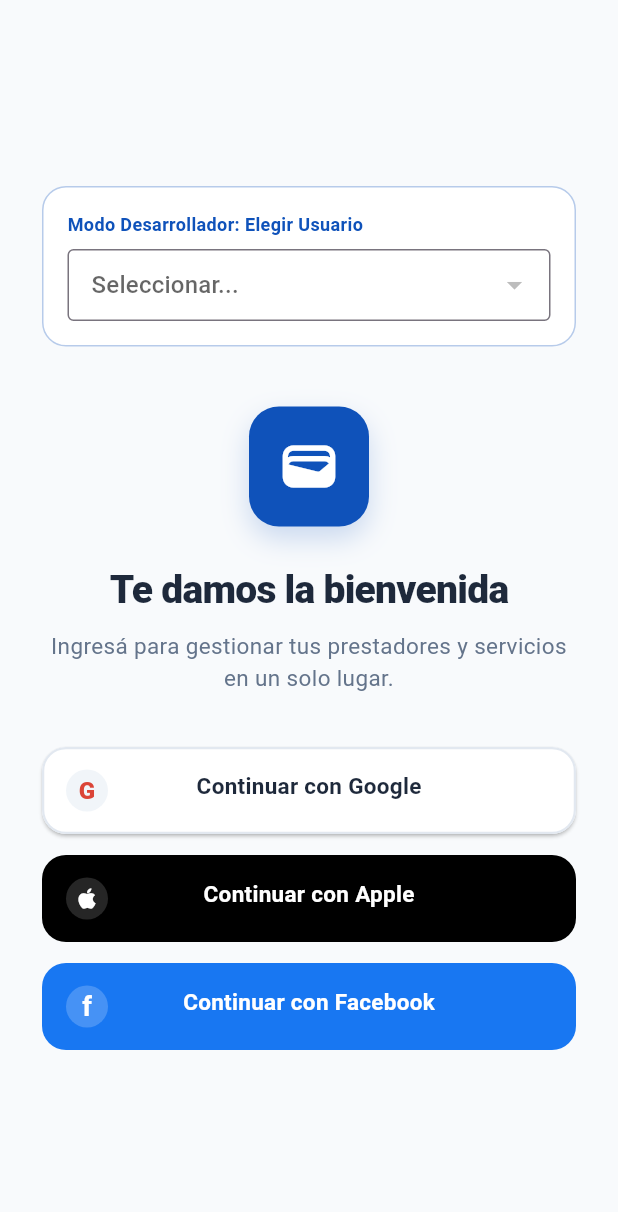
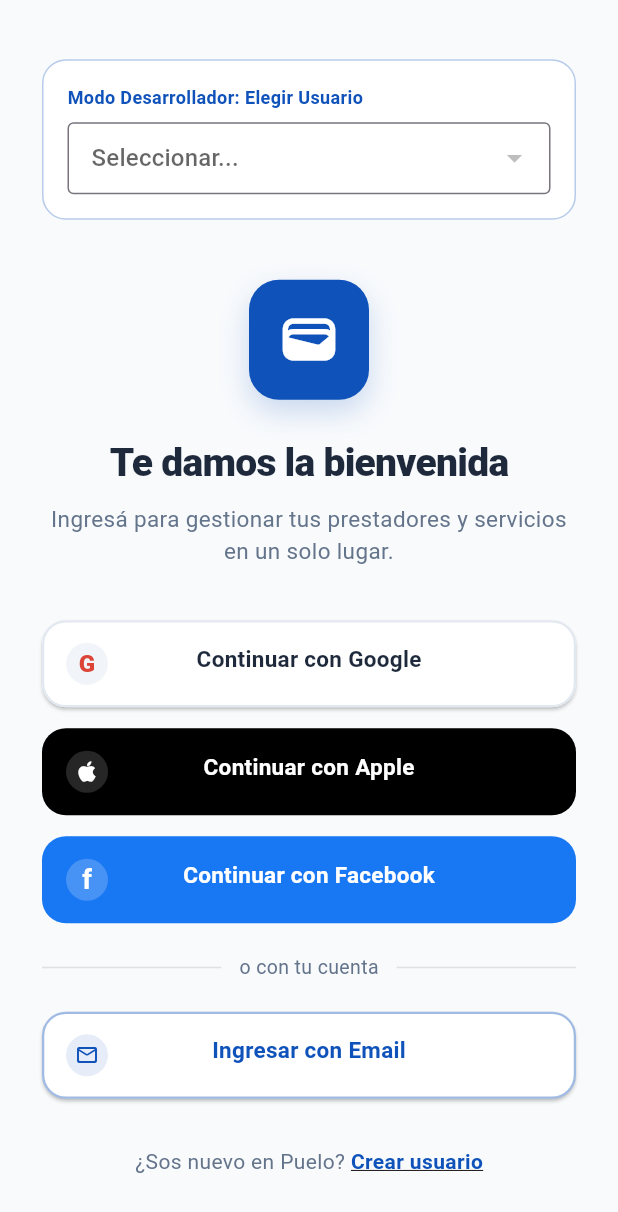
Before and after one commit to gdemagistre-hub/puelo-infra, a Flutter app: the screen it shows after launch, on a phone screen of 412 x 824 dp. Shown: the top 1212 px of the screen. Run offline on Flutter 3.47's test engine with Material 3 defaults, Android fonts, the phone set to English and light mode, and no system bars; our stand-ins replace cloud_firestore, firebase_core, firebase_storage, image_picker; accounts and stored records are empty.

Commit message:
Update loginScreen.dart

```diff
--- a/lib/loginScreen.dart
+++ b/lib/loginScreen.dart
@@ -1,7 +1,8 @@
 import 'package:flutter/material.dart';
 import 'package:cloud_firestore/cloud_firestore.dart';
 import 'Homepage.dart';
-import 'user_session.dart'; // Importamos el singleton
+import 'user_session.dart';
+import 'registroCuenta.dart'; // Importamos la nueva pantalla de registro
 
 class LoginScreenWidget extends StatefulWidget {
   const LoginScreenWidget({super.key});
@@ -145,6 +146,62 @@
                     icon: _buildIconCircle(backgroundColor: Colors.white.withOpacity(0.2), child: const Text('f', style: TextStyle(color: Colors.white, fontWeight: FontWeight.bold, fontSize: 18))),
                     label: 'Continuar con Facebook', backgroundColor: const Color(0xFF1877F2), textColor: Colors.white,
                   ),
+                  const SizedBox(height: 20),
+
+                  // Divisor estético
+                  Row(
+                    children: [
+                      Expanded(child: Divider(color: Colors.grey[300], thickness: 1)),
+                      Padding(
+                        padding: const EdgeInsets.symmetric(horizontal: 12.0),
+                        child: Text('o con tu cuenta', style: TextStyle(color: subTextColor, fontSize: 13)),
+                      ),
+                      Expanded(child: Divider(color: Colors.grey[300], thickness: 1)),
+                    ],
+                  ),
+                  const SizedBox(height: 20),
+
+                  _buildLoginButton(
+                    onPressed: _irAHome,
+                    icon: _buildIconCircle(
+                      backgroundColor: primaryColor.withOpacity(0.1),
+                      child: Icon(Icons.mail_outline_rounded, color: primaryColor, size: 16),
+                    ),
+                    label: 'Ingresar con Email',
+                    backgroundColor: Colors.white,
+                    textColor: primaryColor,
+                    hasBorder: true,
+                    borderColor: primaryColor.withOpacity(0.4),
+                  ),
+                  const SizedBox(height: 32),
+
+                  // Enlace inferior: Registrar nuevo usuario redirigiendo a la pantalla correspondiente
+                  Row(
+                    mainAxisAlignment: MainAxisAlignment.center,
+                    children: [
+                      Text(
+                        '¿Sos nuevo en Puelo? ',
+                        style: TextStyle(color: subTextColor, fontSize: 14),
+                      ),
+                      GestureDetector(
+                        onTap: () {
+                          Navigator.push(
+                            context,
+                            MaterialPageRoute(builder: (context) => const RegistroCuentaWidget()),
+                          );
+                        },
+                        child: Text(
+                          'Crear usuario',
+                          style: TextStyle(
+                            color: primaryColor,
+                            fontWeight: FontWeight.bold,
+                            fontSize: 14,
+                            decoration: TextDecoration.underline,
+                          ),
+                        ),
+                      ),
+                    ],
+                  ),
                 ],
               ),
             ),
```
